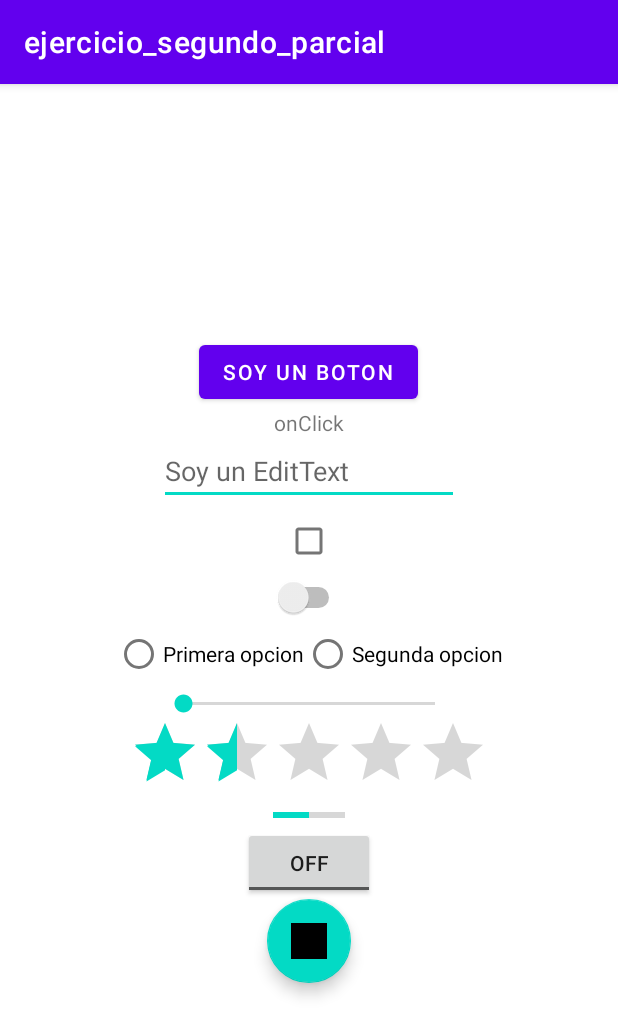
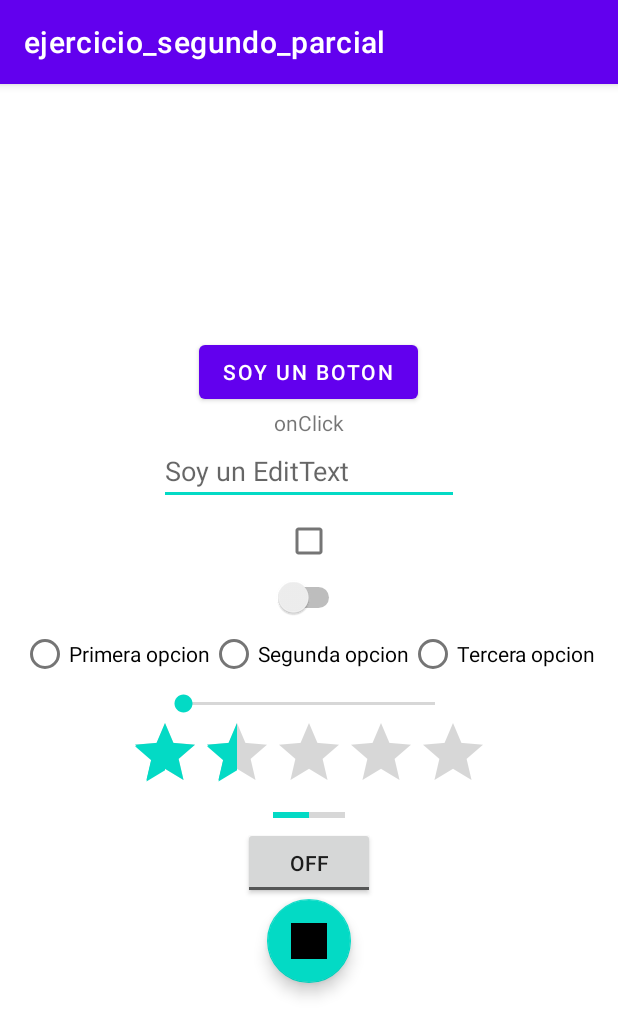
Before and after one commit to nikki-henri/2doParcial, an Android app: the WidgetsActivity screen opened directly, with no data from a screen before it, after a tap on "SOY UN BOTON", on a phone screen of 412 x 824 dp. Shown: the top 1036 px of the screen. Run offline under Robolectric (Android 15) with nearby library versions, the phone set to English and light mode, and no system bars.

Commit message:
clase 4 de oct
:)

```diff
--- a/app/src/main/java/com/example/ejercicio_segundo_parcial/WidgetsActivity.java
+++ b/app/src/main/java/com/example/ejercicio_segundo_parcial/WidgetsActivity.java
@@ -7,15 +7,32 @@ import android.text.Editable;
 import android.text.TextWatcher;
 import android.view.View;
 import android.widget.Button;
+import android.widget.CheckBox;
+import android.widget.CompoundButton;
+import android.widget.EditText;
+import android.widget.ProgressBar;
+import android.widget.RadioGroup;
+import android.widget.RatingBar;
 import android.widget.SeekBar;
+import android.widget.Switch;
 import android.widget.TextView;
 import android.widget.Toast;
+import android.widget.ToggleButton;
+
+import java.util.Locale;
 
 public class WidgetsActivity extends AppCompatActivity {
 
     Button myButton;
     SeekBar seekBar;
     TextView textView;
+    EditText editText;
+    CheckBox checkBox;
+    Switch aSwitch;
+    RadioGroup radioGroup;
+    RatingBar ratingBar;
+    ProgressBar progressBar;
+    ToggleButton toggleButton;
 
     @Override
     protected void onCreate(Bundle savedInstanceState) {
@@ -25,23 +42,35 @@ public class WidgetsActivity extends AppCompatActivity {
         myButton = findViewById(R.id.btn_button);
         seekBar = findViewById(R.id.seek_bar);
         textView = findViewById(R.id.text_view);
+        editText = findViewById(R.id.edit_text);
+        checkBox = findViewById(R.id.check_box);
+        aSwitch = findViewById(R.id.sw_switch);
+        radioGroup = findViewById(R.id.radio_group);
+        ratingBar = findViewById(R.id.rating_bar);
+        progressBar = findViewById(R.id.progress_bar);
+        toggleButton = findViewById(R.id.toggle_btn);
 
         listenerButton();
         listenerTextView();
+        listenerEditText();
+        listenerCheckBox();
+        listenerSwitch();
+        listenerRadioGroup();
+        listenerRatingBar();
+        listenerToggleBar();
+
         seekBar.setOnSeekBarChangeListener(new SeekBar.OnSeekBarChangeListener() {
             @Override
             public void onProgressChanged(SeekBar seekBar, int i, boolean b) {
-                textView.setText("El valor es: " + i);
+                message("El valor es: " + i);
             }
 
             @Override
             public void onStartTrackingTouch(SeekBar seekBar) {
-
             }
 
             @Override
             public void onStopTrackingTouch(SeekBar seekBar) {
-
             }
         });
     }
@@ -75,6 +104,11 @@ public class WidgetsActivity extends AppCompatActivity {
             @Override
             public void onTextChanged(CharSequence charSequence, int i, int i1, int i2) {
                 message("changedTextView " + charSequence);
+                /*String mayusculas = charSequence.toString().toUpperCase();
+                String currentValue = textView.getText().toString().toUpperCase();
+                if(mayusculas.equals((currentValue)) {
+                    textView.setText(mayusculas);
+                }*/
             }
 
             @Override
@@ -83,6 +117,83 @@ public class WidgetsActivity extends AppCompatActivity {
             }
         });
     }
+
+    private void listenerEditText(){
+        editText.addTextChangedListener(new TextWatcher() {
+            @Override
+            public void beforeTextChanged(CharSequence charSequence, int i, int i1, int i2) {
+                message("beforeTextChanged " + charSequence + " " + i + " " + i1 + " " + i2);
+            }
+
+            @Override
+            public void onTextChanged(CharSequence charSequence, int i, int i1, int i2) {
+                message("onTextChanged " + charSequence + " " + i + " " + i1 + " " + i2);
+            }
+
+            @Override
+            public void afterTextChanged(Editable editable) {
+                message("afterTextChanged");
+            }
+        });
+    }
+
+    private void listenerCheckBox(){
+        checkBox.setOnCheckedChangeListener(new CompoundButton.OnCheckedChangeListener() {
+            @Override
+            public void onCheckedChanged(CompoundButton compoundButton, boolean b) {
+                message("onCheckedChanged " + b);
+            }
+        });
+    }
+
+    private void listenerSwitch(){
+        aSwitch.setOnCheckedChangeListener(new CompoundButton.OnCheckedChangeListener() {
+            @Override
+            public void onCheckedChanged(CompoundButton compoundButton, boolean b) {
+                message("onCheckedChanged " + b);
+            }
+        });
+    }
+
+    private void listenerRadioGroup(){
+        radioGroup.setOnCheckedChangeListener(new RadioGroup.OnCheckedChangeListener() {
+            @Override
+            public void onCheckedChanged(RadioGroup radioGroup, int i) {
+                switch (i) {
+                    case R.id.opt1:
+                        message("opcion 1");
+                        break;
+                    case R.id.opt2:
+                        message("opcion 2");
+                        break;
+                    case R.id.opt3:
+                        message("opcion 3");
+                        break;
+                }
+            }
+        });
+    }
+
+    private void listenerRatingBar(){
+        ratingBar.setOnRatingBarChangeListener(new RatingBar.OnRatingBarChangeListener() {
+            @Override
+            public void onRatingChanged(RatingBar ratingBar, float v, boolean b) {
+                message("onRatingChanged " + v + " " + b);
+            }
+        });
+    }
+
+    private void listenerProgressBar(){}
+
+    private void listenerToggleBar(){
+        toggleButton.setOnCheckedChangeListener(new CompoundButton.OnCheckedChangeListener() {
+            @Override
+            public void onCheckedChanged(CompoundButton compoundButton, boolean b) {
+                message("onCheckedChanged " + b);
+            }
+        });
+    }
+
     private void message(String message) {
         Toast.makeText(this, message, Toast.LENGTH_LONG).show();
     }
--- a/app/src/main/res/layout/activity_widgets.xml
+++ b/app/src/main/res/layout/activity_widgets.xml
@@ -53,6 +53,12 @@
             android:layout_width="wrap_content"
             android:layout_height="wrap_content"
             android:text="Segunda opcion"/>
+
+        <RadioButton
+            android:id="@+id/opt3"
+            android:layout_width="wrap_content"
+            android:layout_height="wrap_content"
+            android:text="Tercera opcion"/>
     </RadioGroup>
 
     <SeekBar
@@ -62,7 +68,7 @@
         android:max="10"/>
 
     <RatingBar
-        android:id="@+id/raiting_bar"
+        android:id="@+id/rating_bar"
         android:stepSize="0.5"
         android:rating="1.5"
         android:numStars="5"
```
